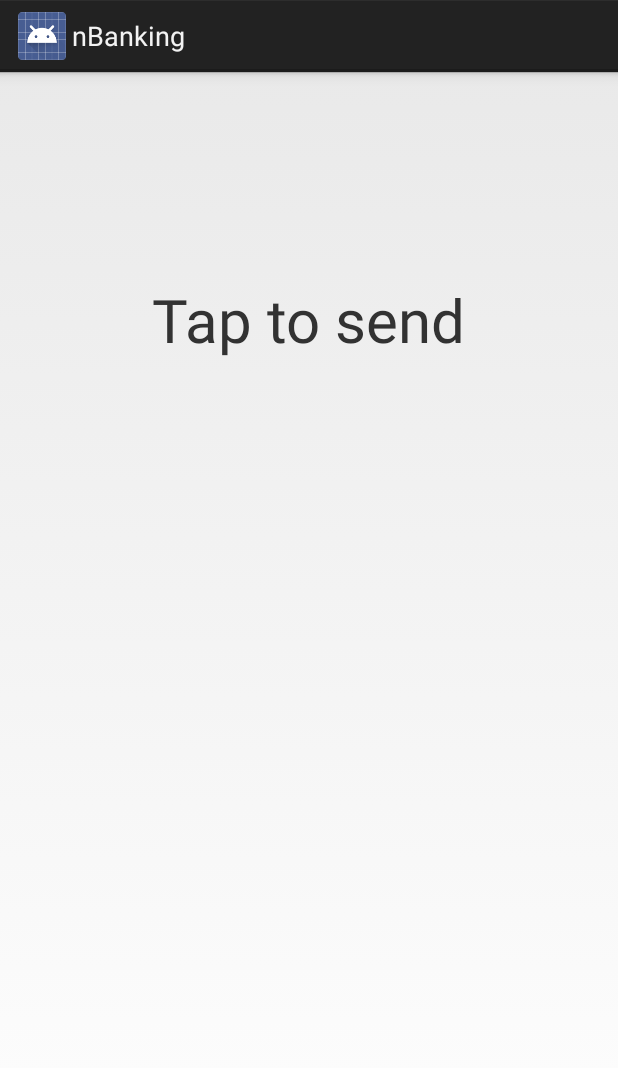
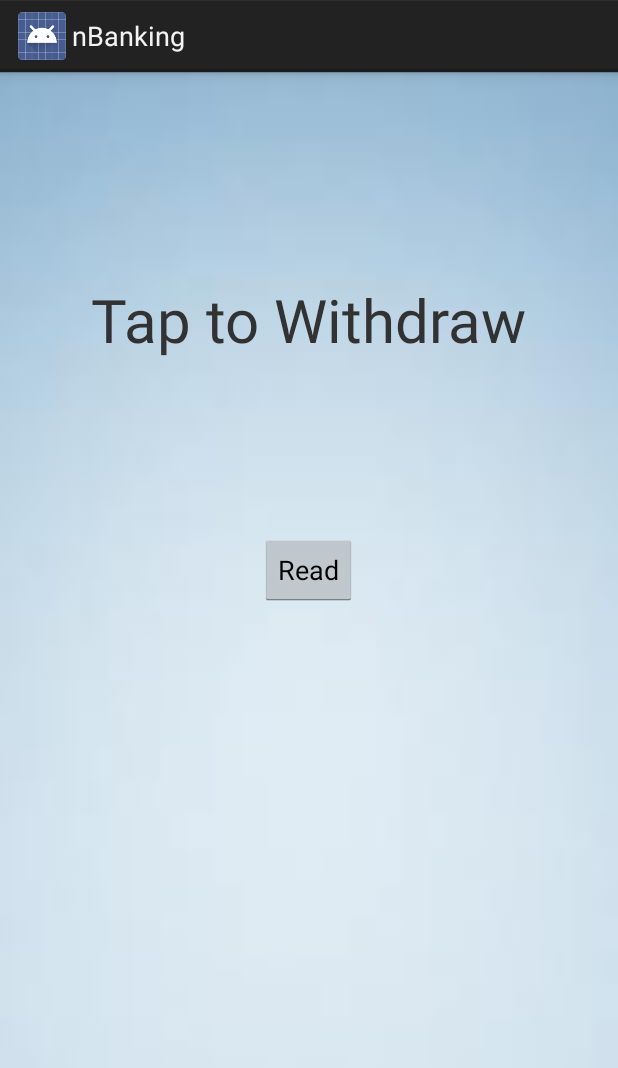
Before and after one commit to bvivek35/Brainwaves_Cyber-Gods, an Android app: the layout activity_beam.xml on its own in the app's theme, with its tools: preview values and no code run, on a phone screen of 412 x 824 dp. Shown: the top 1068 px of the screen. Run offline under Robolectric (Android 15) with nearby library versions, the light colour scheme and no system bars.

Commit message:
final commit

```diff
--- a/app/src/main/AndroidManifest.xml
+++ b/app/src/main/AndroidManifest.xml
@@ -3,6 +3,7 @@
     package="com.brainwaves.cybergods.nbanking" >
     <uses-permission android:name="android.permission.NFC" />
     <uses-permission android:name="android.permission.READ_PHONE_STATE" />
+    <uses-permission android:name="android.permission.WRITE_EXTERNAL_STORAGE" />
     <uses-feature
         android:name="android.hardware.nfc"
         android:required="true" />
@@ -31,7 +32,7 @@
         </activity>
         <activity
             android:name="com.brainwaves.cybergods.nbanking.Launcher"
-            android:label="@string/title_activity_launcher" >
+            android:label="nBanking" >
             <intent-filter>
                 <action android:name="android.intent.action.MAIN" />
 
--- a/app/src/main/java/com/brainwaves/cybergods/nbanking/MainActivity.java
+++ b/app/src/main/java/com/brainwaves/cybergods/nbanking/MainActivity.java
@@ -35,7 +35,7 @@ public class MainActivity extends Activity {
                 String message2 = editText1.getText().toString();
                 message[1] = message1;
                 message[3] = message2;
-                message[4] = "foo";
+                message[4] = "0";
                 intent.putExtra(EXTRA_MESSAGE,message);
                 startActivity(intent);
             }
--- a/app/src/main/java/com/brainwaves/cybergods/nbanking/Screen2.java
+++ b/app/src/main/java/com/brainwaves/cybergods/nbanking/Screen2.java
@@ -14,6 +14,7 @@ import android.widget.Toast;
 
 public class Screen2 extends Activity {
 
+    public static boolean flag = false;
     public final static String EXTRA_MESSAGE1 = "cybergods.brainwaves.com.MESSAGE";
     String[] message3 = null;
     public void onCreate(Bundle savedInstanceState) {
@@ -38,6 +39,7 @@ public class Screen2 extends Activity {
         //Toast.makeText(this,"test"+s.getSelectedItem().toString(),Toast.LENGTH_LONG).show();
         if(s.getSelectedItem().toString().equals("Withdrawal"))
          {
+             flag = true;
             // handler for withdrawal
              //Toast.makeText(this,"test"+message3[0].toString(),Toast.LENGTH_LONG).show();
              Intent intent = new Intent(this, Screen3.class);
@@ -46,7 +48,9 @@ public class Screen2 extends Activity {
 
          }
         else
-        {   //handler for anything but withdrawal
+        {
+            flag = false;
+            //handler for anything but withdrawal
             //Send NDEF message containing Code, A/c num, IMEI num
             Intent intent = new Intent(this, Beam.class);
             intent.putExtra(EXTRA_MESSAGE1,message3);
--- a/app/src/main/res/layout/activity_beam.xml
+++ b/app/src/main/res/layout/activity_beam.xml
@@ -4,16 +4,26 @@
     android:paddingRight="@dimen/activity_horizontal_margin"
     android:paddingTop="@dimen/activity_vertical_margin"
     android:paddingBottom="@dimen/activity_vertical_margin"
-    tools:context="com.brainwaves.cybergods.nbanking.Beam">
+    tools:context="com.brainwaves.cybergods.nbanking.Beam"
+    android:background="@drawable/bg3">
 
 
     <TextView
         android:layout_width="wrap_content"
         android:layout_height="wrap_content"
-        android:text="Tap to send"
+        android:text="Tap to Withdraw"
         android:id="@+id/textView"
         android:layout_alignParentTop="true"
         android:layout_centerHorizontal="true"
         android:layout_marginTop="122dp"
         android:textSize="40dp"/>
+
+    <Button
+        android:layout_width="wrap_content"
+        android:layout_height="wrap_content"
+        android:text="Read"
+        android:id="@+id/button4"
+        android:layout_below="@+id/textView"
+        android:layout_centerHorizontal="true"
+        android:layout_marginTop="116dp" />
 </RelativeLayout>
--- a/app/src/main/res/layout/activity_launcher.xml
+++ b/app/src/main/res/layout/activity_launcher.xml
@@ -4,8 +4,8 @@
     android:paddingRight="@dimen/activity_horizontal_margin"
     android:paddingTop="@dimen/activity_vertical_margin"
     android:paddingBottom="@dimen/activity_vertical_margin"
-    android:background="@drawable/splash"
-    tools:context="com.brainwaves.cybergods.nbanking.Launcher">
+    android:background="@drawable/bckgrnd"
+    tools:context="com.brainwaves.cybergods.nbanking">
 
 
     <ProgressBar
```
Also changed, not shown: app/src/main/java/com/brainwaves/cybergods/nbanking/Beam.java (+54 -8 lines), app/src/main/java/com/brainwaves/cybergods/nbanking/FileIO.java (added, +39 -0 lines), app/src/main/res/drawable-hdpi/bckgrnd.jpg (added), app/src/main/res/drawable-hdpi/ic_launcher.png, app/src/main/res/drawable-mdpi/bckgrnd.jpg (added), app/src/main/res/drawable-mdpi/ic_launcher.png, app/src/main/res/drawable-xhdpi/bckgrnd.jpg (added), app/src/main/res/drawable-xhdpi/bg.jpg (added), app/src/main/res/drawable-xhdpi/ic_launcher.png, app/src/main/res/drawable-xxhdpi/bckgrnd.jpg (added).
